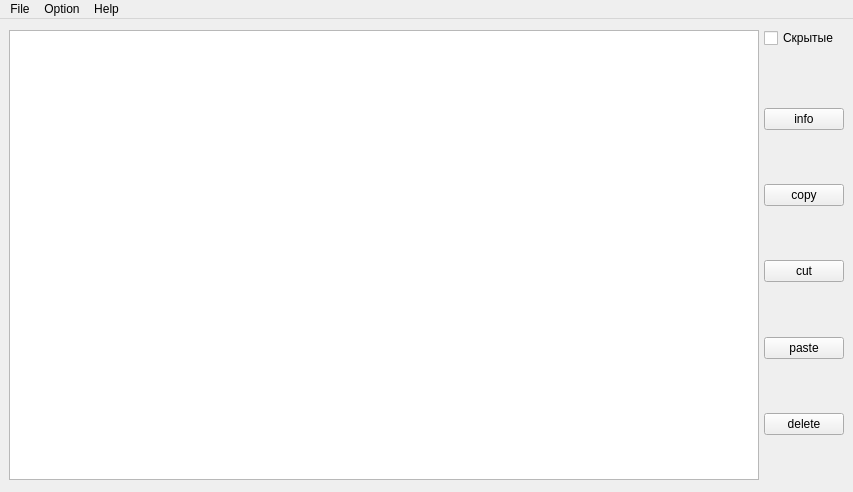
The window that main_window_disigne.ui (Vladimir-Chernousov/IiVT-FM) describes before a commit, drawn with Qt 5.
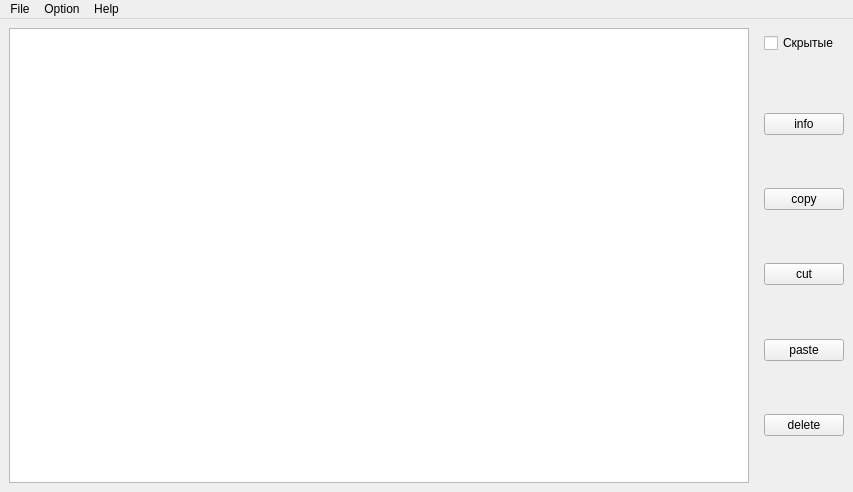
The same window after the commit. Icons and pictures are not drawn.

Commit message: fix auto size window bug (update size policy)

The edit to the form file:
```diff
--- a/main_window_disigne.ui
+++ b/main_window_disigne.ui
@@ -11,7 +11,7 @@
    </rect>
   </property>
   <property name="sizePolicy">
-   <sizepolicy hsizetype="Fixed" vsizetype="Fixed">
+   <sizepolicy hsizetype="Preferred" vsizetype="Preferred">
     <horstretch>0</horstretch>
     <verstretch>0</verstretch>
    </sizepolicy>
@@ -24,8 +24,8 @@
   </property>
   <property name="maximumSize">
    <size>
-    <width>853</width>
-    <height>492</height>
+    <width>16777215</width>
+    <height>16777215</height>
    </size>
   </property>
   <property name="mouseTracking">
@@ -50,25 +50,40 @@
   <widget class="QWidget" name="centralwidget">
    <layout class="QGridLayout" name="gridLayout">
     <item row="0" column="0">
-     <layout class="QHBoxLayout" name="horizontalLayout">
+     <layout class="QHBoxLayout" name="horizontalLayout" stretch="1,0">
       <item>
        <widget class="QTreeView" name="tree">
         <property name="minimumSize">
          <size>
-          <width>750</width>
-          <height>450</height>
+          <width>150</width>
+          <height>50</height>
          </size>
         </property>
         <property name="maximumSize">
          <size>
-          <width>750</width>
-          <height>450</height>
+          <width>16777215</width>
+          <height>16777215</height>
          </size>
         </property>
        </widget>
       </item>
       <item>
        <layout class="QVBoxLayout" name="verticalLayout">
+        <property name="spacing">
+         <number>6</number>
+        </property>
+        <property name="leftMargin">
+         <number>9</number>
+        </property>
+        <property name="topMargin">
+         <number>5</number>
+        </property>
+        <property name="rightMargin">
+         <number>0</number>
+        </property>
+        <property name="bottomMargin">
+         <number>0</number>
+        </property>
         <item>
          <spacer name="verticalSpacer_2">
           <property name="orientation">
@@ -87,6 +102,12 @@
         </item>
         <item>
          <widget class="QCheckBox" name="checkBox">
+          <property name="sizePolicy">
+           <sizepolicy hsizetype="Minimum" vsizetype="Fixed">
+            <horstretch>0</horstretch>
+            <verstretch>0</verstretch>
+           </sizepolicy>
+          </property>
           <property name="text">
            <string>Скрытые</string>
           </property>
@@ -110,6 +131,12 @@
         </item>
         <item>
          <widget class="QPushButton" name="pbn_info">
+          <property name="sizePolicy">
+           <sizepolicy hsizetype="Minimum" vsizetype="Fixed">
+            <horstretch>0</horstretch>
+            <verstretch>0</verstretch>
+           </sizepolicy>
+          </property>
           <property name="text">
            <string>info</string>
           </property>
@@ -130,6 +157,12 @@
         </item>
         <item>
          <widget class="QPushButton" name="pbn_copy">
+          <property name="sizePolicy">
+           <sizepolicy hsizetype="Minimum" vsizetype="Fixed">
+            <horstretch>0</horstretch>
+            <verstretch>0</verstretch>
+           </sizepolicy>
+          </property>
           <property name="text">
            <string>copy</string>
           </property>
@@ -150,6 +183,12 @@
         </item>
         <item>
          <widget class="QPushButton" name="pbn_cut">
+          <property name="sizePolicy">
+           <sizepolicy hsizetype="Minimum" vsizetype="Fixed">
+            <horstretch>0</horstretch>
+            <verstretch>0</verstretch>
+           </sizepolicy>
+          </property>
           <property name="text">
            <string>cut</string>
           </property>
@@ -170,6 +209,12 @@
         </item>
         <item>
          <widget class="QPushButton" name="pbn_paste">
+          <property name="sizePolicy">
+           <sizepolicy hsizetype="Minimum" vsizetype="Fixed">
+            <horstretch>0</horstretch>
+            <verstretch>0</verstretch>
+           </sizepolicy>
+          </property>
           <property name="text">
            <string>paste</string>
           </property>
@@ -190,6 +235,12 @@
         </item>
         <item>
          <widget class="QPushButton" name="pbn_delete">
+          <property name="sizePolicy">
+           <sizepolicy hsizetype="Minimum" vsizetype="Fixed">
+            <horstretch>0</horstretch>
+            <verstretch>0</verstretch>
+           </sizepolicy>
+          </property>
           <property name="text">
            <string>delete</string>
           </property>
```
The commit also changes 1 other file.
